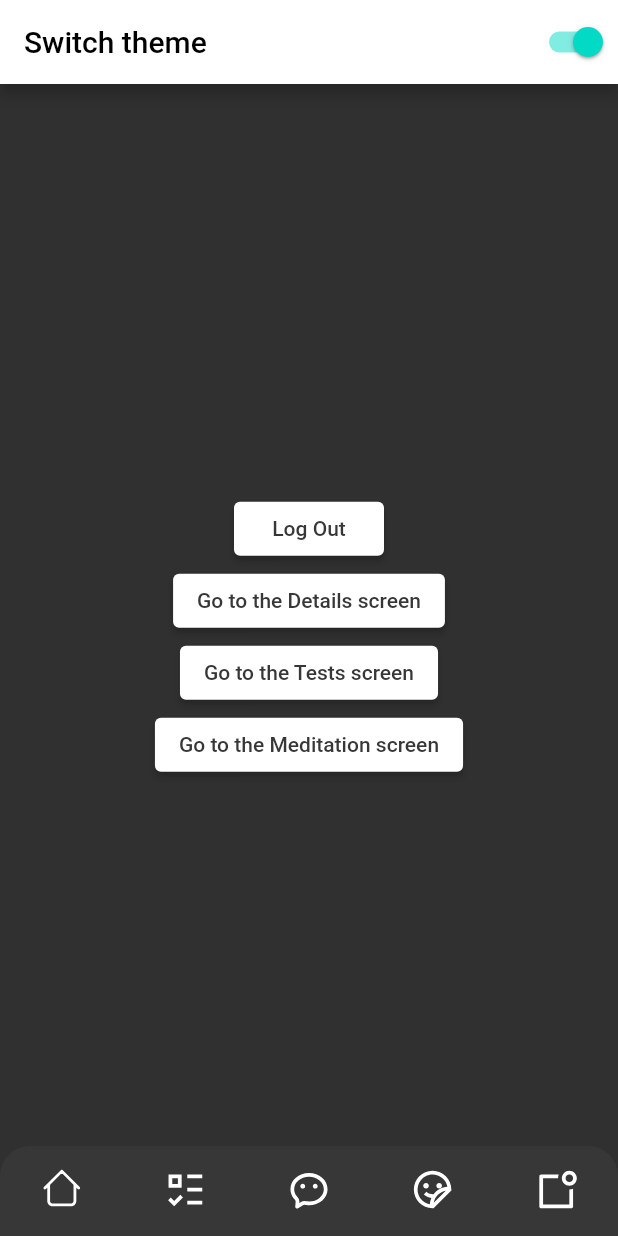
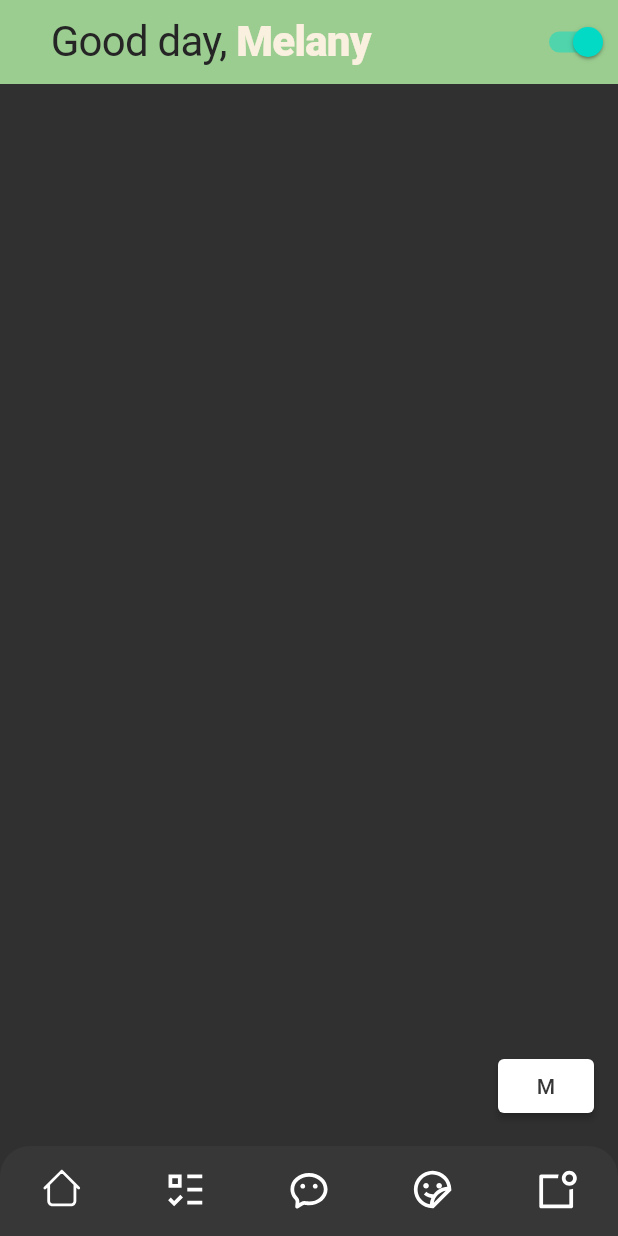
Before and after one commit to Max213141/pet_project, a Flutter app: the MainScreen screen opened by its route, on a phone screen of 412 x 824 dp. Run offline on Flutter 3.47's test engine with Material 2 defaults, Android fonts, the phone set to English and light mode, and no system bars; our stand-ins replace bloc, firebase_auth, firebase_core, flutter_bloc, flutter_svg, freezed_annotation and 4 more; accounts and stored records are empty; Roboto replaces fonts that are missing (Signika); project files that could hold a hidden picture were left out.

Commit message:
Main screen new design started

```diff
--- a/lib/screens/breathing_item_screen/widgets/breathing_timer_switcher.dart
+++ b/lib/screens/breathing_item_screen/widgets/breathing_timer_switcher.dart
@@ -10,10 +10,7 @@ class BreathingTimerSwitcher extends StatefulWidget {
 }
 
 class _BreathingTimerSwitcherState extends State<BreathingTimerSwitcher> {
-  DateTime date1 = DateTime.now();
-  DateTime date2 = DateTime.now().add(Duration(days: 7));
   bool isSelected = true;
-  // bool _isAnimated = true;
 
   void toggleDates() {
     setState(() {
--- a/lib/screens/main_screen/main_screen.dart
+++ b/lib/screens/main_screen/main_screen.dart
@@ -5,8 +5,10 @@ import 'package:pet_project/blocs/auth_bloc/auth_bloc.dart';
 import 'package:pet_project/blocs/theme_bloc/theme_bloc.dart';
 import 'package:pet_project/common_widgets/bottom_navigation_bar.dart';
 import 'package:pet_project/common_widgets/error_dialog.dart';
+import 'package:pet_project/utils/angle_curver.dart';
 import 'package:pet_project/utils/loger.dart';
 import 'package:pet_project/utils/styles/styles.dart';
+import 'package:pet_project/utils/utils.dart';
 
 void _log(dynamic message) => Logger.projectLog(message, name: 'main_screen');
 
@@ -24,7 +26,30 @@ class _MainScreenState extends State<MainScreen> {
 
     return Scaffold(
       appBar: AppBar(
-        title: const Text('Switch theme'),
+        title: Align(
+          alignment: Alignment.centerLeft,
+          child: Padding(
+            padding: const EdgeInsets.only(left: 18.0),
+            child: RichText(
+              text: TextSpan(
+                children: [
+                  TextSpan(
+                    text: 'Good day, ',
+                    style: MentalHealthTextStyles.text.mainCommonF20N
+                        .copyWith(color: AppColor.oneMoreDarkColor),
+                  ),
+                  TextSpan(
+                    text: 'Melany ',
+                    style: MentalHealthTextStyles.text.userName,
+                  ),
+                ],
+              ),
+            ),
+          ),
+        ),
+        elevation: 0,
+        backgroundColor: AppColor.primaryBackgroundColor,
+        automaticallyImplyLeading: false,
         actions: [
           Switch(
             value: isDarkTheme,
@@ -38,6 +63,15 @@ class _MainScreenState extends State<MainScreen> {
             },
           )
         ],
+      ),
+      floatingActionButton: ElevatedButton(
+        onPressed: () => showDialog(
+          context: context,
+          builder: (context) {
+            return const Center(child: DevMenuWidget());
+          },
+        ),
+        child: Text('M'),
       ),
       bottomNavigationBar: const BottomNavBar(),
       // navigationBar: CupertinoNavigationBar(
@@ -78,29 +112,6 @@ class _MainScreenState extends State<MainScreen> {
                 style: MentalHealthTextStyles.text.mainCommonF14,
               ),
               const SizedBox(height: 12),
-              SizedBox(
-                width: 100,
-                child: ElevatedButton(
-                  onPressed: () {
-                    BlocProvider.of<AuthBloc>(context).add(
-                      const LogOutEvent(),
-                    );
-                  },
-                  child: const Text('Log Out'),
-                ),
-              ),
-              ElevatedButton(
-                onPressed: () => GoRouter.of(context).go('/main/breathing'),
-                child: const Text('Go to the Details screen'),
-              ),
-              ElevatedButton(
-                onPressed: () => GoRouter.of(context).go('/main/tests'),
-                child: const Text('Go to the Tests screen'),
-              ),
-              ElevatedButton(
-                onPressed: () => GoRouter.of(context).go('/main/meditation'),
-                child: const Text('Go to the Meditation screen'),
-              ),
             ],
           ),
         ),
--- a/lib/utils/app_colors.dart
+++ b/lib/utils/app_colors.dart
@@ -11,8 +11,11 @@ class AppColor {
   static const Color backgroundColorDark = Color(0xFF121212);
   static const Color textColorDark = Color(0xFF111111);
 
+  static const Color primaryBackgroundColor = Color(0xFF9BCD90);
   static const Color mainDarkColor = Color(0xFF373737);
   static const Color buttonsColor = Color(0xFFFF8B72);
+  static const Color oneMoreDarkColor = Color(0xFF252525);
+  static const Color userNameColor = Color(0xFFFAF0DF);
 }
 
 
--- a/lib/utils/styles/text.dart
+++ b/lib/utils/styles/text.dart
@@ -1,6 +1,20 @@
 part of 'styles.dart';
 
 class _TextTextStyle {
+  get mainCommonF20N => GoogleFonts.signika(
+        fontSize: 28,
+        height: 28 / 24,
+        letterSpacing: -.5,
+        fontWeight: FontWeight.w400,
+      );
+  get userName => GoogleFonts.signika(
+        fontSize: 28,
+        height: 28 / 24,
+        letterSpacing: -.5,
+        color: AppColor.userNameColor,
+        fontWeight: FontWeight.w800,
+      );
+
   get mainCommonF14 => GoogleFonts.dosis(
         fontSize: 14,
         height: 14 / 12,
--- a/lib/utils/utils.dart
+++ b/lib/utils/utils.dart
@@ -5,3 +5,5 @@ export 'firebase_messaging_service.dart';
 export 'decorations.dart';
 export 'app_colors.dart';
 export 'styles/styles.dart';
+export 'angle_curver.dart';
+export 'developer_menu.dart';
```
Also changed, not shown: lib/common_widgets/common_category_screen/widgets/category_item.dart (+34 -16 lines), lib/screens/main_screen/widgets/carousel.dart (added, +76 -0 lines), lib/utils/angle_curver.dart (added, +47 -0 lines), lib/utils/decorations.dart (+7 -0 lines), lib/utils/developer_menu.dart (added, +50 -0 lines), assets/images/lotus.jpg (added).
